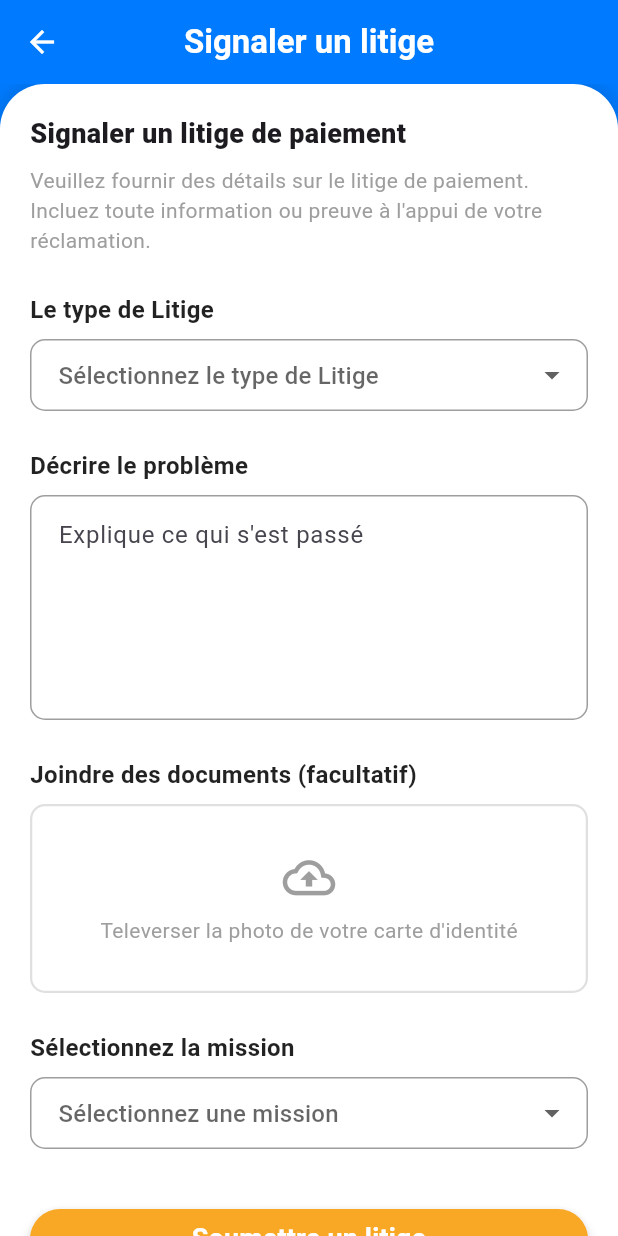
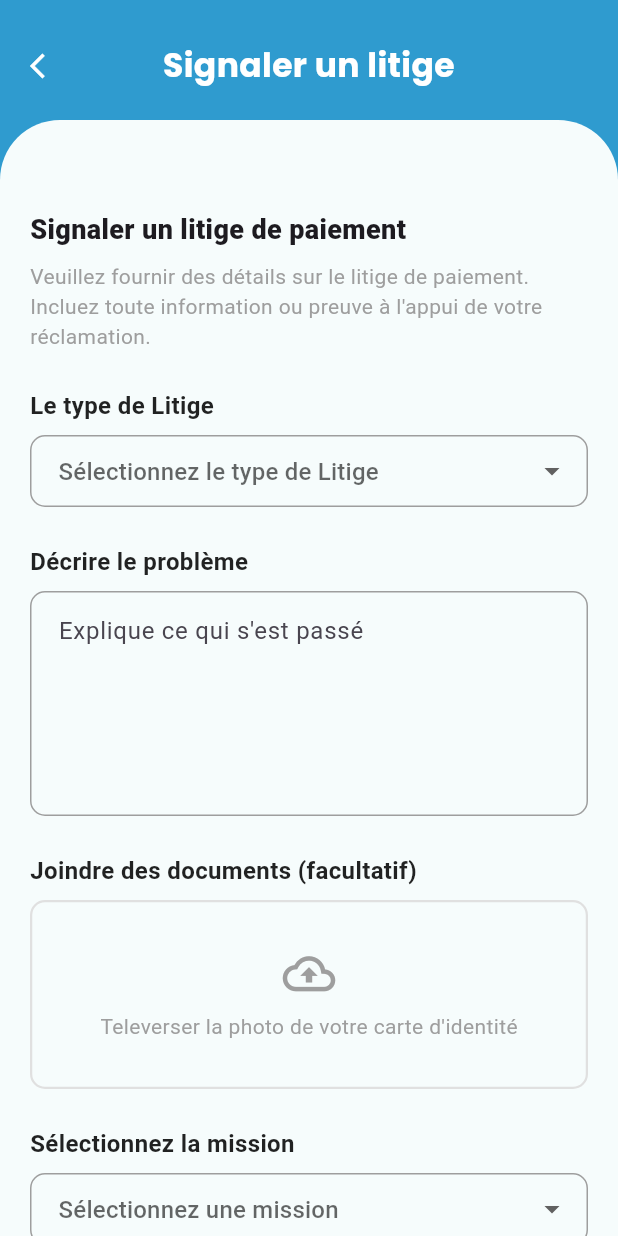
Before and after one commit to Tji-Teliman/tji_teliman_mobile, a Flutter app: the DisputeFormScreen screen opened directly, on a phone screen of 412 x 824 dp. Run offline on Flutter 3.47's test engine with Material 3 defaults, Android fonts, the light colour scheme and no system bars; our stand-ins replace google_fonts, google_maps_flutter.

Commit message:
modifier la pages signaler_c=screen

```diff
--- a/lib/main.dart
+++ b/lib/main.dart
@@ -31,7 +31,7 @@
         useMaterial3: true,
       ),
       // L'écran de démarrage est défini ici
-      home: const SignalerScreen(),
+      home: const HomeJeuneScreen(),
       debugShowCheckedModeBanner: false,
     );
   }
--- a/lib/screens/screens_jeunes/home_jeune.dart
+++ b/lib/screens/screens_jeunes/home_jeune.dart
@@ -146,6 +146,7 @@ class _HomeJeuneScreenState extends State<HomeJeuneScreen> {
                   padding: const EdgeInsets.symmetric(horizontal: 20.0, vertical: 0.0),
                   child: _buildProfileAlert(),
                 ),
+
               ),
 
             // 3. Corps principal
--- a/lib/screens/screens_jeunes/signaler_screen.dart
+++ b/lib/screens/screens_jeunes/signaler_screen.dart
@@ -1,4 +1,5 @@
 import 'package:flutter/material.dart';
+import '../../widgets/custom_header.dart';
 
 
 class SignalerScreen extends StatelessWidget {
@@ -6,16 +7,7 @@ class SignalerScreen extends StatelessWidget {
 
   @override
   Widget build(BuildContext context) {
-    return MaterialApp(
-      title: 'Formulaire de Litige',
-      theme: ThemeData(
-        primarySwatch: Colors.blue,
-        // Définit la couleur d'accent pour les éléments du formulaire comme le bouton
-        colorScheme: ColorScheme.fromSeed(seedColor: Colors.orange),
-        useMaterial3: true,
-      ),
-      home: const DisputeFormScreen(),
-    );
+    return const DisputeFormScreen();
   }
 }
 
@@ -24,53 +16,15 @@ class DisputeFormScreen extends StatelessWidget {
 
   @override
   Widget build(BuildContext context) {
-    // La couleur de fond du Scaffold doit correspondre à la couleur de l'AppBar
-    // pour créer l'effet visuel de la carte blanche qui sort.
-    const Color primaryBlue = Color(0xFF007BFF); // Un bleu typique
-
     return Scaffold(
-      backgroundColor: primaryBlue,
-      appBar: AppBar(
-        backgroundColor: primaryBlue,
-        elevation: 0, // Enlève l'ombre sous l'AppBar
-        leading: IconButton(
-          icon: const Icon(Icons.arrow_back, color: Colors.white),
-          onPressed: () {
-            // Logique de retour
-          },
-        ),
-        title: const Text(
-          'Signaler un litige',
-          style: TextStyle(color: Colors.white, fontWeight: FontWeight.w600),
-        ),
-        centerTitle: true,
+      backgroundColor: const Color(0xFFf6fcfc), // Couleur de fond du CustomHeader
+      appBar: CustomHeader(
+        title: 'Signaler un litige',
+        onBack: () => Navigator.of(context).pop(),
       ),
-      body: Column(
-        children: <Widget>[
-          // L'entête blanche avec les coins supérieurs arrondis
-          Expanded(
-            child: Container(
-              width: double.infinity,
-              decoration: const BoxDecoration(
-                color: Colors.white,
-                borderRadius: BorderRadius.vertical(top: Radius.circular(30.0)),
-                // Ombre optionnelle pour détacher le conteneur du fond
-                boxShadow: [
-                  BoxShadow(
-                    color: Colors.black12,
-                    blurRadius: 10.0,
-                    spreadRadius: 2.0,
-                  ),
-                ],
-              ),
-              // Le formulaire entier est défilable
-              child: const SingleChildScrollView(
-                padding: EdgeInsets.all(20.0),
-                child: DisputeFormContent(),
-              ),
-            ),
-          ),
-        ],
+      body: const SingleChildScrollView(
+        padding: EdgeInsets.fromLTRB(20.0, 20.0, 20.0, 20.0),
+        child: DisputeFormContent(),
       ),
     );
   }
```
Also changed, not shown: lib/widgets/custom_header.dart (+1 -22 lines).
